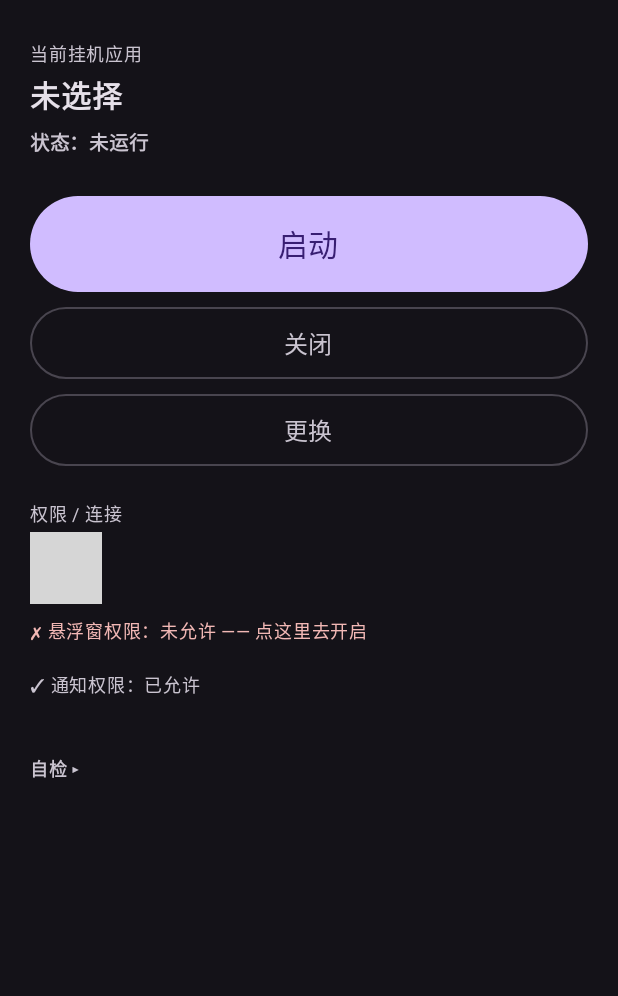
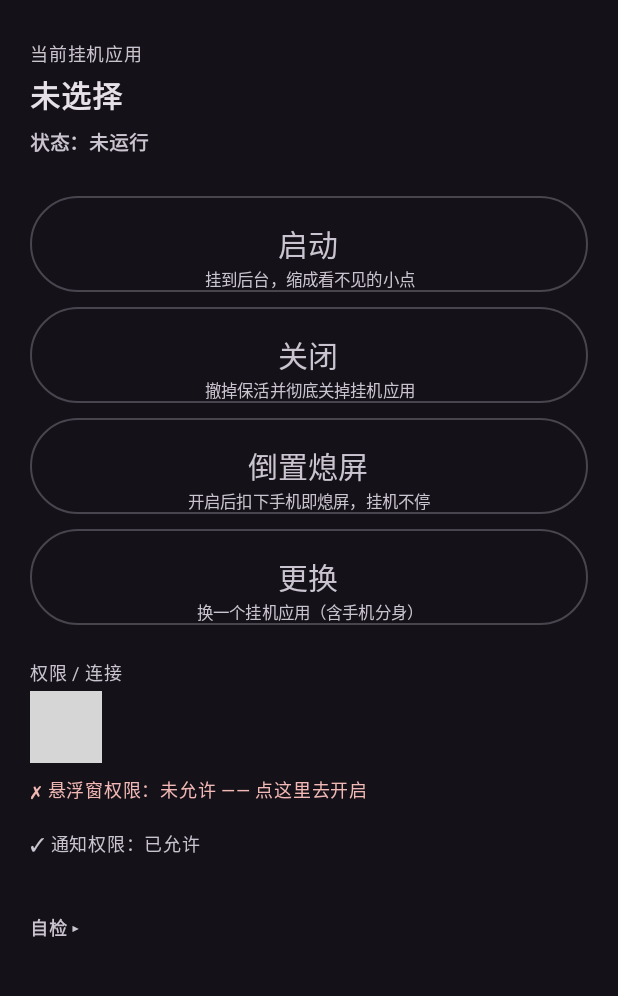
Before and after one commit to Morgan00GZ/miniworld, an Android app built with Jetpack Compose: the screen it shows after launch (MainActivity), on a phone screen of 412 x 824 dp, the part 84-1080 px from its top. Run offline under Robolectric (Android 15) with nearby library versions, the phone set to English and light mode, and no system bars; libraries missing offline, so code that uses them is left out: rikka.shizuku; 6 statements that could not run were skipped; grey boxes are pictures that could not be loaded.

Commit message:
release: 1.4（倒置熄屏）

```diff
--- a/app/src/main/java/com/miniworld/data/SceneStore.kt
+++ b/app/src/main/java/com/miniworld/data/SceneStore.kt
@@ -72,6 +72,18 @@ class SceneStore(context: Context) {
      * 记住"上次哪条启动策略成功了"。
      * 下次直接用它，省掉盲试带来的黑屏闪烁。
      */
+    /**
+     * 「倒置熄屏」上次是不是开着的。
+     *
+     * 只记「用户想要」，不记「锁现在在不在」：锁活在 Shizuku 的 UserService 进程里，
+     * 进程一没锁就没了，把它当成持久状态显示就是骗人。开工时按这个值自动再拿一次。
+     */
+    fun invertScreenOff(): Boolean = prefs.getBoolean(KEY_INVERT, false)
+
+    fun setInvertScreenOff(on: Boolean) {
+        prefs.edit().putBoolean(KEY_INVERT, on).apply()
+    }
+
     fun workingStrategy(): String? = prefs.getString(KEY_STRATEGY, null)
 
     fun setWorkingStrategy(strategy: String?) {
@@ -127,5 +139,6 @@ class SceneStore(context: Context) {
         const val KEY_SCENES = "scenes"
         const val KEY_ACTIVE = "active_scene"
         const val KEY_STRATEGY = "working_strategy"
+        const val KEY_INVERT = "invert_screen_off"
     }
 }
--- /dev/null
+++ b/app/src/main/java/com/miniworld/pocket/PocketClient.kt
@@ -0,0 +1,225 @@
+package com.miniworld.pocket
+
+import android.content.ComponentName
+import android.content.Context
+import android.content.ServiceConnection
+import android.os.Binder
+import android.os.Handler
+import android.os.IBinder
+import android.os.Looper
+import com.miniworld.shizuku.ShizukuGateway
+import com.miniworld.system.Diag
+import kotlinx.coroutines.flow.MutableStateFlow
+import kotlinx.coroutines.flow.StateFlow
+import kotlinx.coroutines.flow.asStateFlow
+import rikka.shizuku.Shizuku
+import java.util.concurrent.CountDownLatch
+import java.util.concurrent.Executors
+import java.util.concurrent.TimeUnit
+
+/**
+ * 「倒置熄屏」的应用侧：想开的时候在这里拿锁、想关的时候在这里放锁。
+ *
+ * 干三件事：把 Shizuku 的 UserService（[PocketService]，shell 身份）绑起来、
+ * 让它拿/放接近传感器关屏锁、把「是否真的武装中」暴露给 UI 和常驻通知。
+ *
+ * 为什么不用 ShellRunner 跑一次性命令：那把锁要跨小时持有，必须是活着的
+ * binder 对象；一次性 app_process 退出时锁就跟着没了（真机验证过）。
+ *
+ * 线程模型与 WorkbenchController 一致：所有 binder 调用都串行在一个 worker 上，
+ * 回调回主线程；没开启这个功能时没有任何轮询、没有连接、没有额外唤醒。
+ */
+object PocketClient {
+
+    data class State(
+        /** 用户要求开启，且锁确实拿到了。 */
+        val armed: Boolean = false,
+        val message: String = "未开启"
+    )
+
+    private const val TAG = "PocketClient"
+    private const val SERVICE_VERSION = 1
+    private const val CONNECT_TIMEOUT_MS = 10_000L
+
+    private val _state = MutableStateFlow(State())
+    val state: StateFlow<State> = _state.asStateFlow()
+
+    /** 服务/界面侧的回调（状态一变就通知，主线程）。 */
+    private val listeners = java.util.concurrent.CopyOnWriteArrayList<(State) -> Unit>()
+
+    private val worker = Executors.newSingleThreadExecutor { runnable ->
+        Thread(runnable, "pocket-client").apply { isDaemon = true }
+    }
+    private val main = Handler(Looper.getMainLooper())
+
+    /**
+     * 交给服务进程盯着「宿主还活着」的凭据。
+     *
+     * 必须是这个单例里的强引用字段：binder 的死亡通知是挂在 token 上的，token 被回收
+     * 就等于没监听 —— 那正是我们要避免的「应用死了、锁还在」状态。
+     */
+    private val clientToken = Binder()
+
+    @Volatile
+    private var appContext: Context? = null
+
+    @Volatile
+    private var remote: IPocketService? = null
+
+    @Volatile
+    private var armed = false
+
+    @Volatile
+    private var initialized = false
+
+    private var connecting: CountDownLatch? = null
+    private var userServiceArgs: Shizuku.UserServiceArgs? = null
+
+    private val connection = object : ServiceConnection {
+        override fun onServiceConnected(name: ComponentName?, binder: IBinder?) {
+            remote = runCatching { IPocketService.Stub.asInterface(binder) }.getOrNull()
+            connecting?.countDown()
+        }
+
+        override fun onServiceDisconnected(name: ComponentName?) {
+            remote = null
+            if (armed) {
+                // Shizuku 被杀 / 用户撤销授权时锁会跟着进程一起消失，界面必须跟着改回来，
+                // 否则用户以为自己还在挂机，其实屏幕早就亮了。
+                armed = false
+                publish("Shizuku 服务已断开，倒置熄屏已停止")
+            }
+        }
+    }
+
+    private val binderDeadListener = Shizuku.OnBinderDeadListener {
+        if (armed) {
+            armed = false
+            publish("Shizuku 已退出，倒置熄屏已停止")
+        }
+    }
+
+    fun init(context: Context) {
+        appContext = context.applicationContext
+        if (initialized) return
+        initialized = true
+        runCatching { Shizuku.addBinderDeadListener(binderDeadListener) }
+            .onFailure { Diag.log(TAG, "注册 binder 死亡监听失败：${it.message}") }
+    }
+
+    fun isArmed(): Boolean = armed
+
+    fun addListener(newListener: (State) -> Unit) {
+        listeners += newListener
+        main.post { newListener(_state.value) }
+    }
+
+    /** 必须和 [addListener] 成对调用：这个列表是单例的，漏摘会一直持有已销毁的 Service。 */
+    fun removeListener(listener: (State) -> Unit) {
+        listeners -= listener
+    }
+
+    /**
+     * 开 / 关。回调在主线程；[ok] 为 false 时 [message] 是可以直接给用户看的原因。
+     */
+    fun setArmed(enabled: Boolean, done: (Boolean, String) -> Unit = { _, _ -> }) {
+        val context = appContext
+        worker.execute {
+            val result = if (enabled) {
+                if (context == null) false to "内部状态未初始化" else enable(context)
+            } else {
+                disable()
+            }
+            publish(result.second)
+            main.post { done(result.first, result.second) }
+        }
+    }
+
+    /**
+     * 停服务、关场景时用；不关心结果，但**状态必须回灌**。
+     *
+     * 漏了 publish 会让主页一直显示「已开启」（锁其实已经放了），用户下次看到
+     * 一个亮着的开关会以为功能生效了 —— 这类"界面在说真话之外的话"是本项目最忌讳的。
+     */
+    fun releaseQuietly() {
+        worker.execute {
+            val result = disable()
+            publish(result.second)
+        }
+    }
+
+    private fun enable(context: Context): Pair<Boolean, String> {
+        if (!ShizukuGateway.state.value.ready) {
+            return false to "Shizuku 未就绪（需要它在运行且已授权）"
+        }
+        val service = ensureService(context) ?: return false to "连接 Shizuku 服务失败，请确认授权还在"
+        val acquired = runCatching { service.acquire() }.getOrDefault(false)
+        val uid = runCatching { service.peerUid() }.getOrDefault(-1)
+        if (!acquired) {
+            // 失败才把服务进程里的反射细节打出来：成功时那串签名只是噪音。
+            val detail = runCatching { service.diagnose() }.getOrDefault("")
+            Diag.log(TAG, "熄屏锁获取失败（uid=$uid）$detail")
+            return false to "获取熄屏锁失败（uid=$uid）"
+        }
+        Diag.log(TAG, "熄屏锁已获取（uid=$uid）")
+        if (uid != 2000 && uid != 0) {
+            runCatching { service.release() }
+            return false to "Shizuku 跑在 uid=$uid，不是 shell，锁会被系统忽略"
+        }
+        // 让服务盯着我们的 binder：应用被强停 / 崩了，锁要跟着放掉，不能留在 shell 进程里
+        runCatching { service.watchDeath(clientToken) }
+            .onFailure { Diag.log(TAG, "注册宿主死亡监听失败：${it.message}") }
+        armed = true
+        return true to "倒置熄屏已开启：把手机屏幕朝下扣下即熄屏，挂机继续跑，拿起自动亮屏"
+    }
+
+    private fun disable(): Pair<Boolean, String> {
+        val service = remote
+        if (service != null) {
+            runCatching { service.release() }
+            // 让 shell 进程自己退掉：只解绑的话它会一直挂在 ps 里占内存（真机测过）
+            runCatching { service.shutdown() }
+        }
+        val args = userServiceArgs
+        if (args != null) {
+            // remove=true：连进程一起收掉。这个服务只在开启期间存在，没必要留着。
+            runCatching { Shizuku.unbindUserService(args, connection, true) }
+        }
+        remote = null
+        armed = false
+        Diag.log(TAG, "release")
+        return true to "倒置熄屏已关闭"
+    }
+
+    private fun ensureService(context: Context): IPocketService? {
+        remote?.let { return it }
+        val args = userServiceArgs ?: buildArgs(context).also { userServiceArgs = it }
+        val latch = CountDownLatch(1)
+        connecting = latch
+        val bound = runCatching { Shizuku.bindUserService(args, connection) }.isSuccess
+        if (!bound) {
+            connecting = null
+            Diag.log(TAG, "bindUserService 调用失败")
+            return null
+        }
+        val connected = latch.await(CONNECT_TIMEOUT_MS, TimeUnit.MILLISECONDS)
+        connecting = null
+        if (!connected) Diag.log(TAG, "绑定 UserService 超时")
+        return remote
+    }
+
+    private fun buildArgs(context: Context): Shizuku.UserServiceArgs =
+        Shizuku.UserServiceArgs(ComponentName(context.packageName, PocketService::class.java.name))
+            .processNameSuffix("pocket")
+            .tag("miniworld-pocket")
+            .version(SERVICE_VERSION)
+            // daemon=false：跟着 binder 活着，解绑即退出，不常驻后台
+            .daemon(false)
+            .debuggable(false)
+
+    private fun publish(message: String) {
+        val next = State(armed = armed, message = message)
+        _state.value = next
+        main.post { listeners.forEach { it(next) } }
+    }
+}
--- a/app/src/main/java/com/miniworld/ui/WorkbenchRoot.kt
+++ b/app/src/main/java/com/miniworld/ui/WorkbenchRoot.kt
@@ -4,8 +4,11 @@ import android.app.Activity
 import android.content.Intent
 import android.net.Uri
 import android.provider.Settings
+import android.widget.Toast
 import androidx.compose.foundation.clickable
+import androidx.compose.foundation.layout.Box
 import androidx.compose.foundation.layout.Column
+import androidx.compose.foundation.layout.PaddingValues
 import androidx.compose.foundation.layout.Spacer
 import androidx.compose.foundation.layout.fillMaxSize
 import androidx.compose.foundation.layout.fillMaxWidth
@@ -27,14 +30,18 @@ import androidx.compose.runtime.mutableStateOf
 import androidx.compose.runtime.remember
 import androidx.compose.runtime.rememberCoroutineScope
 import androidx.compose.runtime.setValue
+import androidx.compose.ui.Alignment
 import androidx.compose.ui.Modifier
 import androidx.compose.ui.text.font.FontWeight
+import androidx.compose.ui.text.style.TextAlign
+import androidx.compose.ui.text.style.TextOverflow
 import androidx.compose.ui.unit.dp
 import androidx.compose.ui.unit.sp
 import androidx.core.app.NotificationManagerCompat
 import com.miniworld.apps.AppCatalog
 import com.miniworld.data.SceneStore
 import com.miniworld.model.Slot
+import com.miniworld.pocket.PocketClient
 import com.miniworld.service.WorkbenchService
 import com.miniworld.shizuku.ShizukuGateway
 import com.miniworld.shizuku.ShellRunner
@@ -76,11 +83,17 @@ fun WorkbenchRoot(activity: Activity, store: SceneStore, catalog: AppCatalog) {
     // 上次采集的时刻。必须显示出来：面板展开后不会自己变，不标时间就会被当成"现在"，
     // 实际踩过这个坑——点完启动再回来看，白名单还显示"✗ 不在"，其实设备上早就是 ✓ 了。
     var selfCheckAt by remember { mutableStateOf("") }
+    // 倒置熄屏：invertWanted 是「用户想要」（落盘），pocket.armed 是「锁真的在手里」。
+    // 两个必须分开显示——Shizuku 掉线或 UserService 被杀时锁会没，但用户的意愿还在。
+    var invertWanted by remember { mutableStateOf(store.invertScreenOff()) }
+    val pocket by PocketClient.state.collectAsState()
     val scope = rememberCoroutineScope()
     val shizuku by ShizukuGateway.state.collectAsState()
 
     LaunchedEffect(Unit) {
         ShizukuGateway.refresh(activity.application)
+        // 幂等：WorkbenchService 也会 init，谁先到谁生效
+        PocketClient.init(activity.application)
         options = loadOptions(catalog)
     }
 
@@ -158,7 +171,11 @@ fun WorkbenchRoot(activity: Activity, store: SceneStore, catalog: AppCatalog) {
         )
 
         Spacer(Modifier.height(24.dp))
-        Button(
+        ActionButton(
+            text = "启动",
+            active = running,
+            caption = if (running) "正在挂机 · 再点是重新拉起"
+            else "挂到后台，缩成看不见的小点",
             onClick = {
                 val target = scene
                 if (target == null || target.slots.isEmpty()) {
@@ -167,29 +184,51 @@ fun WorkbenchRoot(activity: Activity, store: SceneStore, catalog: AppCatalog) {
                     WorkbenchService.send(activity, WorkbenchService.ACTION_START_SCENE, target.id)
                     activity.moveTaskToBack(true)
                 }
-            },
-            modifier = Modifier
-                .fillMaxWidth()
-                .height(64.dp)
-        ) { Text("启动", fontSize = 20.sp) }
+            }
+        )
 
         Spacer(Modifier.height(10.dp))
-        OutlinedButton(
+        ActionButton(
+            text = "关闭",
+            active = false,
+            caption = "撤掉保活并彻底关掉挂机应用",
             onClick = {
                 WorkbenchService.send(activity, WorkbenchService.ACTION_STOP, kill = true)
-            },
-            modifier = Modifier
-                .fillMaxWidth()
-                .height(48.dp)
-        ) { Text("关闭", fontSize = 16.sp) }
+            }
+        )
 
         Spacer(Modifier.height(10.dp))
-        OutlinedButton(
-            onClick = { pickerOpen = true },
-            modifier = Modifier
-                .fillMaxWidth()
-                .height(48.dp)
-        ) { Text("更换", fontSize = 16.sp) }
+        ActionButton(
+            text = "倒置熄屏",
+            active = invertWanted,
+            caption = when {
+                !invertWanted -> "开启后扣下手机即熄屏，挂机不停"
+                // 没开工时锁不举着，所以这里只能承诺"记住"，不能写"已开启"
+                !running -> "已记住：下次开工自动开启"
+                pocket.armed -> "已开启：扣下即熄屏，拿起亮屏"
+                else -> pocket.message
+            },
+            onClick = {
+                val next = !invertWanted
+                invertWanted = next
+                store.setInvertScreenOff(next)
+                // 没开工时只记意愿：锁只在挂机期间有意义，空举着会让扣下屏幕变成
+                // 「屏灭了但没事在跑」，白耗电。
+                if (running) {
+                    PocketClient.setArmed(next) { ok, message ->
+                        if (!ok) Toast.makeText(activity, message, Toast.LENGTH_SHORT).show()
+                    }
+                }
+            }
+        )
+
+        Spacer(Modifier.height(10.dp))
+        ActionButton(
+            text = "更换",
+            active = false,
+            caption = "换一个挂机应用（含手机分身）",
+            onClick = { pickerOpen = true }
+        )
 
         Spacer(Modifier.height(20.dp))
         Text("权限 / 连接", fontSize = 12.sp, color = MaterialTheme.colorScheme.onSurfaceVariant)
@@ -280,6 +319,62 @@ fun WorkbenchRoot(activity: Activity, store: SceneStore, catalog: AppCatalog) {
                 }
             )
         }
+    }
+}
+
+/** 四个动作键统一的高度与标题字号：用户要求「全部和启动一样大」。 */
+private val ACTION_BUTTON_HEIGHT = 64.dp
+private const val ACTION_TITLE_SIZE = 20
+private const val ACTION_CAPTION_SIZE = 11
+
+/**
+ * 主页上的一个动作键：主标题 + 说明小字，两行都排在按钮**里面**、水平居中。
+ *
+ * 颜色规则是用户定的：没生效时是描边键，生效后才变成主题色实心键 —— 一眼就能看出
+ * 哪两项现在是"开着"的（开始挂机、倒置熄屏已开启）。
+ * 说明文字常驻，因为"按下去会发生什么"靠按钮名字看不出来，尤其是倒置熄屏：
+ * 它不改变前台应用，只是让屏幕在被扣住时真的断电，用户第一次见会以为手机坏了。
+ *
+ * 说明只占一行：放不下就在调用处精简字数，超出会被省略号截断（maxLines = 1），
+ * 换行会把按钮撑高、四个键就不再一样大了。
+ */
+@Composable
+private fun ActionButton(
+    text: String,
+    active: Boolean,
+    caption: String,
+    onClick: () -> Unit
+) {
+    val captionColor =
+        if (active) MaterialTheme.colorScheme.onPrimary.copy(alpha = 0.85f)
+        else MaterialTheme.colorScheme.onSurfaceVariant
+    // 标题在按钮里垂直居中，说明贴在最下端、紧挨框线 —— 用户定的排版。
+    // 说明用 BottomCenter 叠在标题下方而不是排成一列，否则标题会被挤到偏上。
+    val content: @Composable () -> Unit = {
+        Box(Modifier.fillMaxSize(), contentAlignment = Alignment.Center) {
+            Text(text, fontSize = ACTION_TITLE_SIZE.sp, lineHeight = 24.sp)
+            Text(
+                caption,
+                fontSize = ACTION_CAPTION_SIZE.sp,
+                lineHeight = 14.sp,
+                color = captionColor,
+                maxLines = 1,
+                overflow = TextOverflow.Ellipsis,
+                textAlign = TextAlign.Center,
+                modifier = Modifier
+                    .align(Alignment.BottomCenter)
+            )
+        }
+    }
+    val modifier = Modifier
+        .fillMaxWidth()
+        .height(ACTION_BUTTON_HEIGHT)
+    // 竖直方向不留内边距，小字才能贴到框线边上
+    val padding = PaddingValues(horizontal = 12.dp, vertical = 0.dp)
+    if (active) {
+        Button(onClick = onClick, modifier = modifier, contentPadding = padding) { content() }
+    } else {
+        OutlinedButton(onClick = onClick, modifier = modifier, contentPadding = padding) { content() }
     }
 }
 
```
Also changed, not shown: app/build.gradle.kts (+5 -2 lines), app/src/main/AndroidManifest.xml (+8 -0 lines), app/src/main/java/com/miniworld/pocket/PocketService.kt (added, +198 -0 lines), app/src/main/java/com/miniworld/service/WorkbenchService.kt (+35 -2 lines), app/src/main/java/com/miniworld/window/WorkbenchController.kt (+87 -10 lines), app/src/main/aidl/com/miniworld/pocket/IPocketService.aidl (added), 3 other files.
